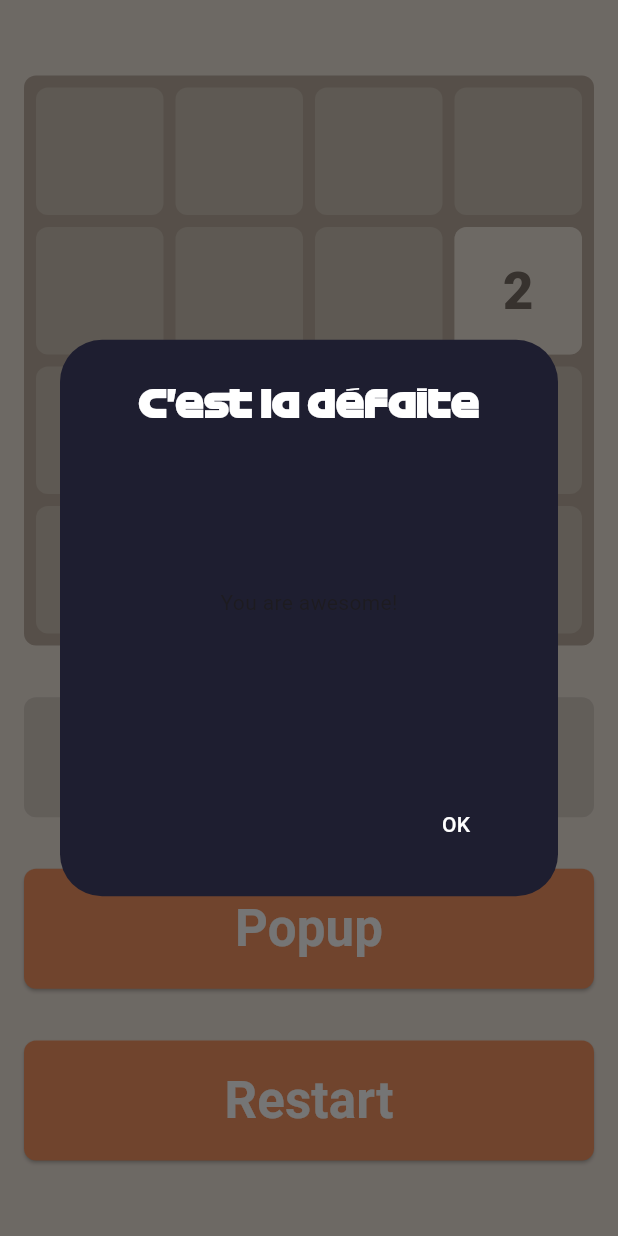
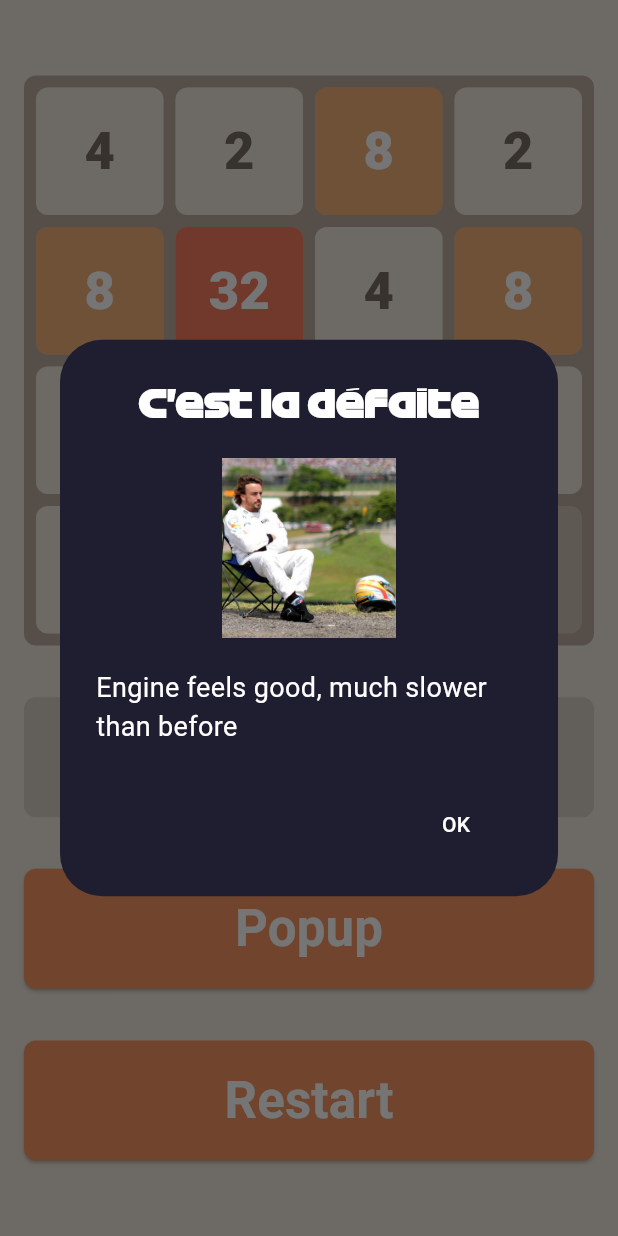
Before and after one commit to Antho76/2048_DEV-MOBILE, a Flutter app: the TwentyFortyEight screen opened directly, after a tap on "Popup", on a phone screen of 412 x 824 dp. Run offline on Flutter 3.47's test engine with Material 3 defaults, Android fonts, the light colour scheme and no system bars.

Commit message:
fix : isGameOver method working

```diff
--- a/lib/Game.dart
+++ b/lib/Game.dart
@@ -35,6 +35,7 @@ class TwentyFortyEightState extends State<TwentyFortyEight> with SingleTickerPro
   // Utiliser AnimatedTiles (pas Tile)
   List<List<AnimatedTiles>> grid =
   List.generate(4, (y) => List.generate(4, (x) => AnimatedTiles(x, y, 0)));
+
   List<GameState> gameStates = [];
   List<AnimatedTiles> toAdd = [];
 
@@ -61,6 +62,11 @@ class TwentyFortyEightState extends State<TwentyFortyEight> with SingleTickerPro
             t.resetAnimations();
           }
           toAdd.clear();
+          if (isGameOver(grid)){
+            Future.delayed(const Duration(milliseconds: 300), (){
+              _showDialog(context);
+            });
+          }
         });
       }
     });
@@ -183,12 +189,28 @@ class TwentyFortyEightState extends State<TwentyFortyEight> with SingleTickerPro
           content: SizedBox(
             width:500,
             height:200,
-            child: Center(
-              child:Text(
-                "You are awesome!",
+            child: Column(
+              mainAxisAlignment: MainAxisAlignment.center,
+              children:[
+                Image.asset(
+                  'assets/img/alonso.jpg',
+                  width: 120,
+                  height: 120,
+                ),
+                const SizedBox(height:20),
+
+                const Text(
+                  "Engine feels good, much slower than before",
+                  style: TextStyle(
+                    color: Colors.white,
+                    fontSize: 18,
+                  ),
+                ),
+              ]
+
               ),
             ),
-          ),
+
           actions: [
             MaterialButton(
               child: const Text(
@@ -234,11 +256,6 @@ class TwentyFortyEightState extends State<TwentyFortyEight> with SingleTickerPro
         addNewTiles([2]);
         controller.forward(from: 0);
 
-        if (isGameOver(grid)){
-          Future.delayed(const Duration(milliseconds: 300), (){
-            _showDialog(context);
-          });
-        }
       }
     });
   }
@@ -313,41 +330,44 @@ class TwentyFortyEightState extends State<TwentyFortyEight> with SingleTickerPro
 
   //fixed grid size
   bool isGameOver(List<List<AnimatedTiles>> grid) {
-    final int size = grid.length;
-    List<List<int>> testValues = [
-      [2, 8, 4, 2],
-      [4, 32, 16, 4],
-      [8, 16, 128, 16],
-      [2, 4, 16, 2],
-    ];
-    grid = createTestGrid(testValues);
-    for (int i = 0; i < size; i++) {
-      for (int j = 0; j < size; j++) {
-        final current = grid[i][j].value;
+      for (int i = 0; i < 4; i++) {
+        for (int j = 0; j < 4; j++) {
+          if (grid[i][j].value == 0) {
+            print(1);
+            return false; // Il reste une case vide
+          }
+          if (i > 0 && grid[i][j].value == grid[i - 1][j].value) {
+            print(2);
+            return false; // Fusion possible en haut
+          }
+          if (i < 3 && grid[i][j].value == grid[i + 1][j].value) {
+            print(3);
+            return false; // Fusion possible en bas
 
-        if (current == 0) {
-          return false;
-        }
+          }
+          if (j > 0 && grid[i][j].value == grid[i][j - 1].value) {
+            print(4);
+            return false; // Fusion possible à gauche
 
-        // 2. Vérifier les voisins
-        // Droite
-        if (j + 1 < size && current == grid[i][j + 1].value) {
-          return false;
-        }
-        // Bas
-        if (i + 1 < size && current == grid[i + 1][j].value) {
-          return false;
+          }
+          if (j < 3 && grid[i][j].value == grid[i][j + 1].value)
+            {
+              print(5);
+              return false;
+          } // Fusion possible à droite
         }
       }
-    }
-
-    // Si aucune case vide ni fusion possible → perdu
-    return true;
+      for(int i=0;i<4;i++){
+        for(int j=0;j<4;j++){
+          print(grid[i][j].value);
+        }
+      }
+      return true; // Aucune case vide et aucune fusion possible
   }
 
 
 
-  void setupNewGame() {
+  /*void setupNewGame() {
     setState(() {
       gameStates.clear();
       for (final t in gridTiles) {
@@ -358,5 +378,30 @@ class TwentyFortyEightState extends State<TwentyFortyEight> with SingleTickerPro
       addNewTiles([2, 2]);
       controller.forward(from: 0);
     });
+  }*/
+  void setupNewGame() {
+    setState(() {
+      gameStates.clear();
+      toAdd.clear();
+
+      // Valeurs de départ souhaitées
+      List<List<int>> startValues = [
+        [4, 2, 8, 2],
+        [8, 32, 4, 8],
+        [4, 128, 16, 4],
+        [2, 8, 4, 0],
+      ];
+
+      // Appliquer ces valeurs à la grille
+      for (int y = 0; y < 4; y++) {
+        for (int x = 0; x < 4; x++) {
+          grid[y][x].value = startValues[y][x];
+          grid[y][x].resetAnimations();
+        }
+      }
+
+      controller.forward(from: 0);
+    });
   }
+
 }
```
Also changed, not shown: assets/img/alonso.jpg (added), assets/img/norris.webp (added), assets/img/verstappen.jpg (added).
